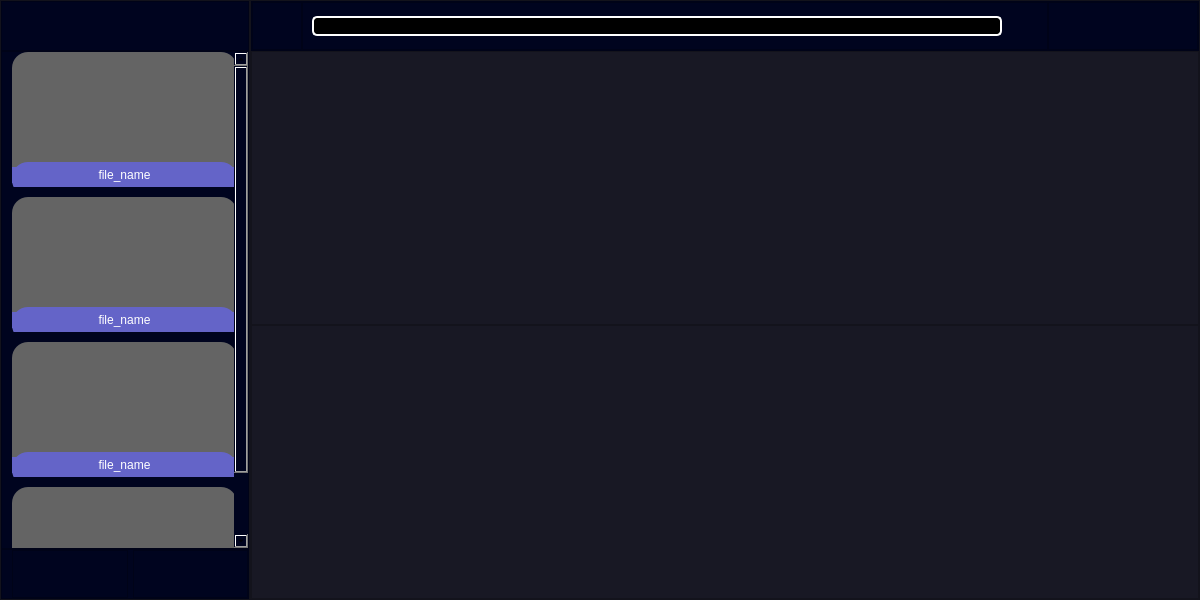
AFNow/FastCut, file form.ui: the form before one commit.
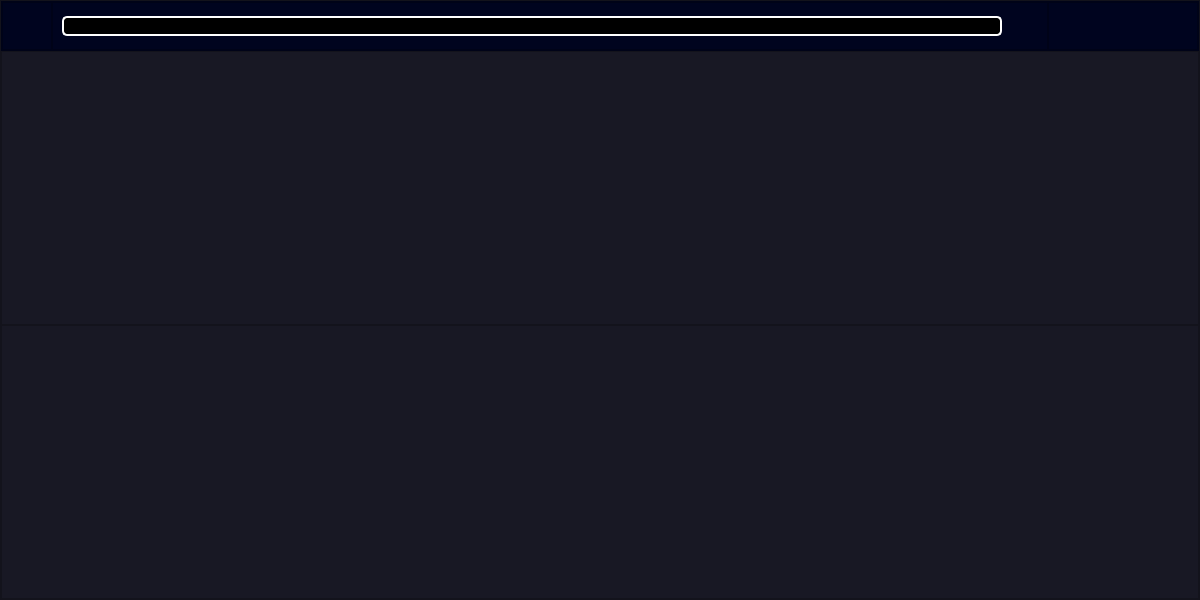
The form after the commit. Icons and pictures are not drawn.

Patch:
```diff
--- a/form.ui
+++ b/form.ui
@@ -43,13 +43,13 @@
      <widget class="QFrame" name="side_frame">
       <property name="minimumSize">
        <size>
-        <width>250</width>
+        <width>0</width>
         <height>0</height>
        </size>
       </property>
       <property name="maximumSize">
        <size>
-        <width>250</width>
+        <width>0</width>
         <height>16777215</height>
        </size>
       </property>
@@ -209,7 +209,7 @@
              <property name="geometry">
               <rect>
                <x>0</x>
-               <y>0</y>
+               <y>-74</y>
                <width>225</width>
                <height>570</height>
               </rect>
@@ -243,13 +243,13 @@
                <widget class="QFrame" name="file_frame_1">
                 <property name="minimumSize">
                  <size>
-                  <width>225</width>
+                  <width>210</width>
                   <height>135</height>
                  </size>
                 </property>
                 <property name="maximumSize">
                  <size>
-                  <width>225</width>
+                  <width>210</width>
                   <height>135</height>
                  </size>
                 </property>
@@ -343,13 +343,13 @@
                <widget class="QFrame" name="file_frame_2">
                 <property name="minimumSize">
                  <size>
-                  <width>225</width>
+                  <width>210</width>
                   <height>135</height>
                  </size>
                 </property>
                 <property name="maximumSize">
                  <size>
-                  <width>225</width>
+                  <width>210</width>
                   <height>135</height>
                  </size>
                 </property>
@@ -443,13 +443,13 @@
                <widget class="QFrame" name="file_frame_3">
                 <property name="minimumSize">
                  <size>
-                  <width>225</width>
+                  <width>210</width>
                   <height>135</height>
                  </size>
                 </property>
                 <property name="maximumSize">
                  <size>
-                  <width>225</width>
+                  <width>210</width>
                   <height>135</height>
                  </size>
                 </property>
@@ -543,13 +543,13 @@
                <widget class="QFrame" name="file_frame_4">
                 <property name="minimumSize">
                  <size>
-                  <width>225</width>
+                  <width>210</width>
                   <height>135</height>
                  </size>
                 </property>
                 <property name="maximumSize">
                  <size>
-                  <width>225</width>
+                  <width>210</width>
                   <height>135</height>
                  </size>
                 </property>
```
Left out of the diff: 3 changed lines with no effect on the pictures.
